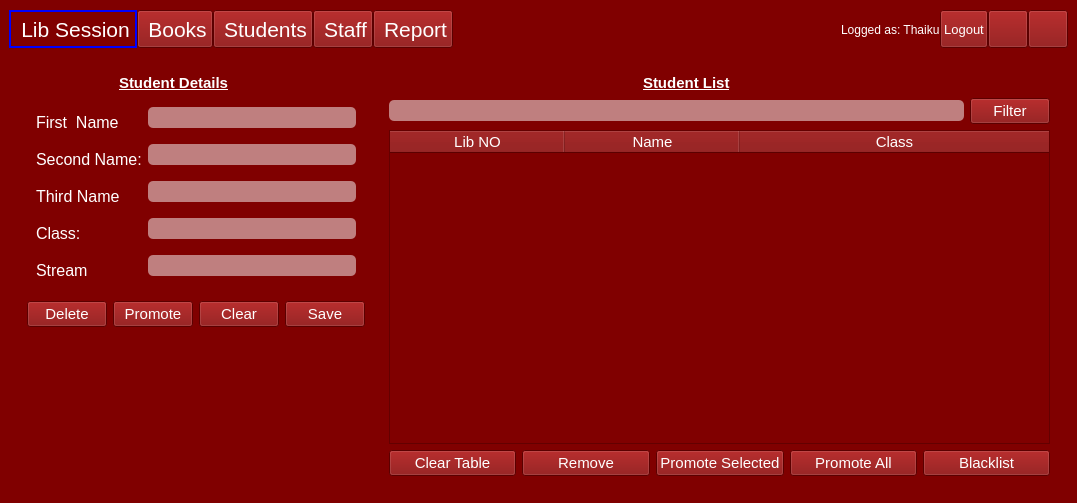
Above: UI/main2.ui from thaikum/Library-management before the change. Below: the same form after it.
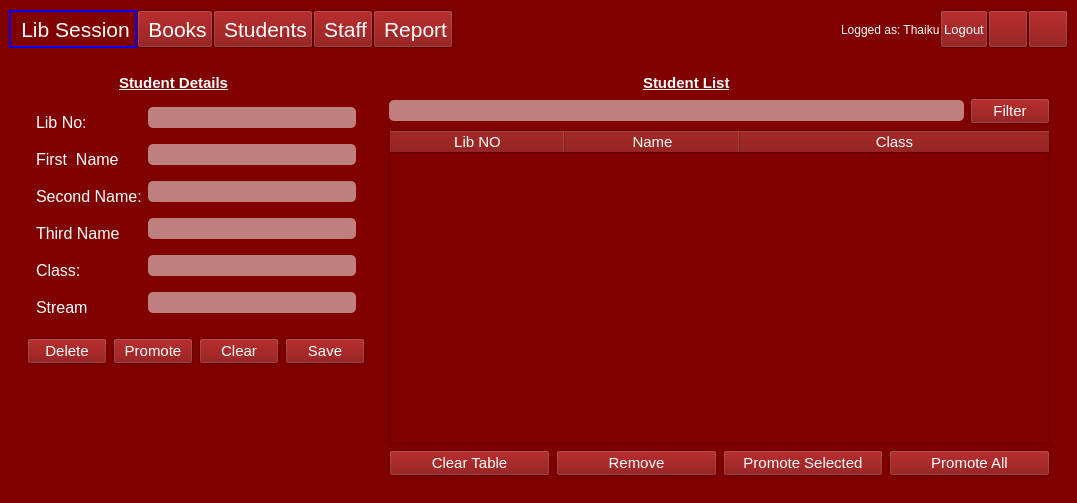
That is the form after the change. The open tabs and pages were chosen to show the change. Icons and pictures are not drawn.

What changed in the file:
```diff
--- a/UI/main2.ui
+++ b/UI/main2.ui
@@ -1474,14 +1474,14 @@
               <string notr="true">font-size:16px;</string>
              </property>
              <layout class="QFormLayout" name="formLayout_3">
-              <item row="0" column="0">
+              <item row="1" column="0">
                <widget class="QLabel" name="firstNameLabel_2">
                 <property name="text">
                  <string>First  Name</string>
                 </property>
                </widget>
               </item>
-              <item row="0" column="1">
+              <item row="1" column="1">
                <widget class="QLineEdit" name="txtStdFname">
                 <property name="styleSheet">
                  <string notr="true">border-radius:5px;
@@ -1494,14 +1494,14 @@
                 </property>
                </widget>
               </item>
-              <item row="1" column="0">
+              <item row="2" column="0">
                <widget class="QLabel" name="label_14">
                 <property name="text">
                  <string>Second Name:</string>
                 </property>
                </widget>
               </item>
-              <item row="1" column="1">
+              <item row="2" column="1">
                <widget class="QLineEdit" name="txtStdSname">
                 <property name="styleSheet">
                  <string notr="true">border-radius:5px;
@@ -1514,14 +1514,14 @@
                 </property>
                </widget>
               </item>
-              <item row="2" column="0">
+              <item row="3" column="0">
                <widget class="QLabel" name="label_15">
                 <property name="text">
                  <string>Third Name</string>
                 </property>
                </widget>
               </item>
-              <item row="2" column="1">
+              <item row="3" column="1">
                <widget class="QLineEdit" name="txtStdOname">
                 <property name="styleSheet">
                  <string notr="true">border-radius:5px;
@@ -1534,14 +1534,14 @@
                 </property>
                </widget>
               </item>
-              <item row="3" column="0">
+              <item row="4" column="0">
                <widget class="QLabel" name="label_16">
                 <property name="text">
                  <string>Class:</string>
                 </property>
                </widget>
               </item>
-              <item row="3" column="1">
+              <item row="4" column="1">
                <widget class="QLineEdit" name="txtStdClass">
                 <property name="styleSheet">
                  <string notr="true">border-radius:5px;
@@ -1557,14 +1557,14 @@
                 </property>
                </widget>
               </item>
-              <item row="4" column="0">
+              <item row="5" column="0">
                <widget class="QLabel" name="label_17">
                 <property name="text">
                  <string>Stream</string>
                 </property>
                </widget>
               </item>
-              <item row="4" column="1">
+              <item row="5" column="1">
                <widget class="QLineEdit" name="txtStdStream">
                 <property name="styleSheet">
                  <string notr="true">border-radius:5px;
@@ -1577,6 +1577,23 @@
                 </property>
                </widget>
               </item>
+              <item row="0" column="0">
+               <widget class="QLabel" name="label_33">
+                <property name="text">
+                 <string>Lib No:</string>
+                </property>
+               </widget>
+              </item>
+              <item row="0" column="1">
+               <widget class="QLineEdit" name="txtNewLibNo">
+                <property name="echoMode">
+                 <enum>QLineEdit::Normal</enum>
+                </property>
+                <property name="readOnly">
+                 <bool>true</bool>
+                </property>
+               </widget>
+              </item>
              </layout>
             </widget>
            </item>
@@ -1788,13 +1805,6 @@
                </property>
               </widget>
              </item>
-             <item>
-              <widget class="QPushButton" name="pushButton_13">
-               <property name="text">
-                <string>Blacklist</string>
-               </property>
-              </widget>
-             </item>
             </layout>
            </item>
           </layout>
```
Left out of the diff: 109 changed lines with no effect on the pictures.
